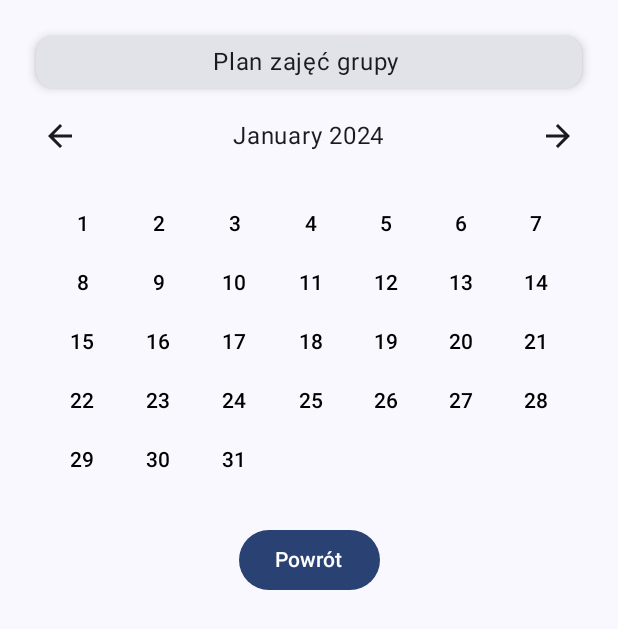
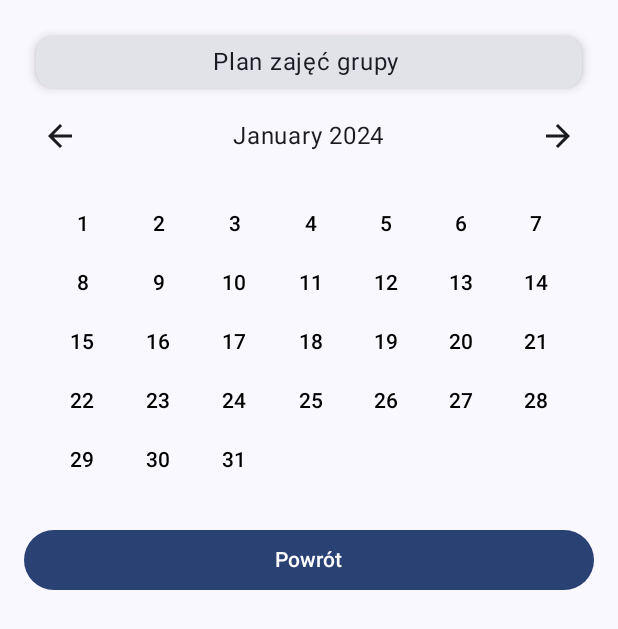
Before and after one commit to Walu064/WCY-e-dziekanat-app, an Android app built with Jetpack Compose: the composable FullScheduleFragment called with empty values, on a phone screen of 412 x 824 dp. Shown: the top 629 px of the screen. Run offline under Robolectric (Android 15) with nearby library versions, the phone set to English and light mode, and no system bars.

```diff
--- a/app/src/main/java/com/example/wcy_e_dziekanat_app/apiService/ApiService.kt
+++ b/app/src/main/java/com/example/wcy_e_dziekanat_app/apiService/ApiService.kt
@@ -5,6 +5,7 @@ import com.example.wcy_e_dziekanat_app.dashboardActivity.dashboardModel.UserOut
 import com.example.wcy_e_dziekanat_app.loginActivity.loginModel.LoginModel
 import okhttp3.ResponseBody
 import retrofit2.Call
+import retrofit2.Response
 import retrofit2.http.Body
 import retrofit2.http.GET
 import retrofit2.http.Headers
@@ -29,4 +30,7 @@ interface ApiService {
     @GET("/schedules/by_group/{dean_group}/on_date/")
     fun getSchedulesByDeanGroupAndDate(@Path("dean_group") deanGroup: String, @Query("date_str") date: String): Call<List<Schedule>>
 
+    @GET("/users/by_group/{dean_group}")
+    suspend fun getUsersByDeanGroup(@Path("dean_group") deanGroup: String): Response<List<UserOut>>
+
 }
--- a/app/src/main/java/com/example/wcy_e_dziekanat_app/dashboardActivity/dashboardView/topAppBarMenuFragments/fullScheduleFragment/fullScheduleFragmentView/FullScheduleFragment.kt
+++ b/app/src/main/java/com/example/wcy_e_dziekanat_app/dashboardActivity/dashboardView/topAppBarMenuFragments/fullScheduleFragment/fullScheduleFragmentView/FullScheduleFragment.kt
@@ -4,6 +4,7 @@ import androidx.activity.ComponentActivity
 import androidx.compose.foundation.layout.Column
 import androidx.compose.foundation.layout.Spacer
 import androidx.compose.foundation.layout.fillMaxSize
+import androidx.compose.foundation.layout.fillMaxWidth
 import androidx.compose.foundation.layout.height
 import androidx.compose.foundation.layout.padding
 import androidx.compose.material3.Button
@@ -71,7 +72,10 @@ fun FullScheduleFragment(viewModel : FullScheduleFragmentViewModel, navControlle
 
         Spacer(modifier = Modifier.height(8.dp))
 
-        Button(onClick = { navController.popBackStack() }) {
+        Button(
+            onClick = { navController.popBackStack() },
+            modifier = Modifier.fillMaxWidth()
+        ) {
             Text("Powrót")
         }
 
```
Also changed, not shown: app/src/main/java/com/example/wcy_e_dziekanat_app/dashboardActivity/DashboardActivity.kt (+6 -1 lines), app/src/main/java/com/example/wcy_e_dziekanat_app/dashboardActivity/dashboardView/topAppBarMenuFragments/deanGroupFragment/deanGroupFragmentView/DeanGroupFragment.kt (+11 -7 lines), app/src/main/java/com/example/wcy_e_dziekanat_app/dashboardActivity/dashboardView/topAppBarMenuFragments/deanGroupFragment/deanGroupFragmentViewModel/DeanGroupFragmentViewModel.kt (added, +39 -0 lines), app/src/main/java/com/example/wcy_e_dziekanat_app/dashboardActivity/dashboardView/topAppBarMenuFragments/deanGroupFragment/deanGroupFragmentViewModelFactory/DeanGroupFragmentViewModelFactory.kt (added, +16 -0 lines).
